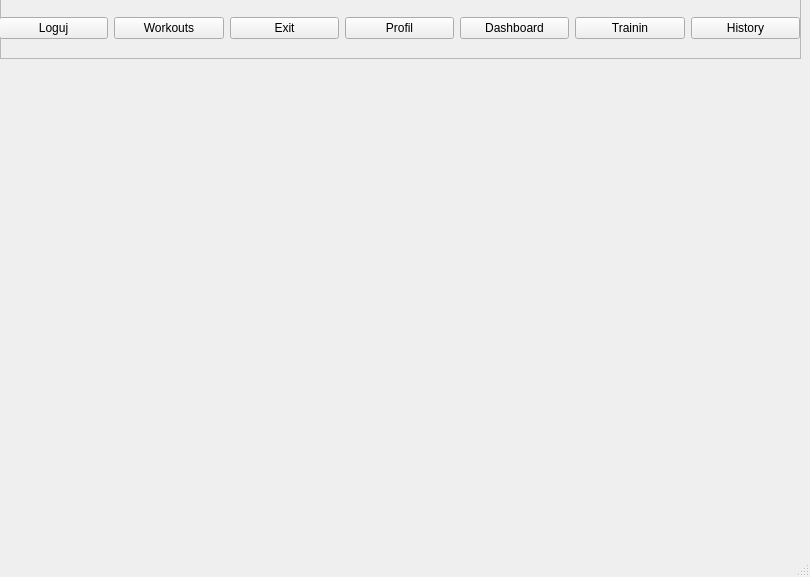
Above: mainwindow.ui from jakubwrobel2003/projekt-silownia-qt before the change. Below: the same form after it.
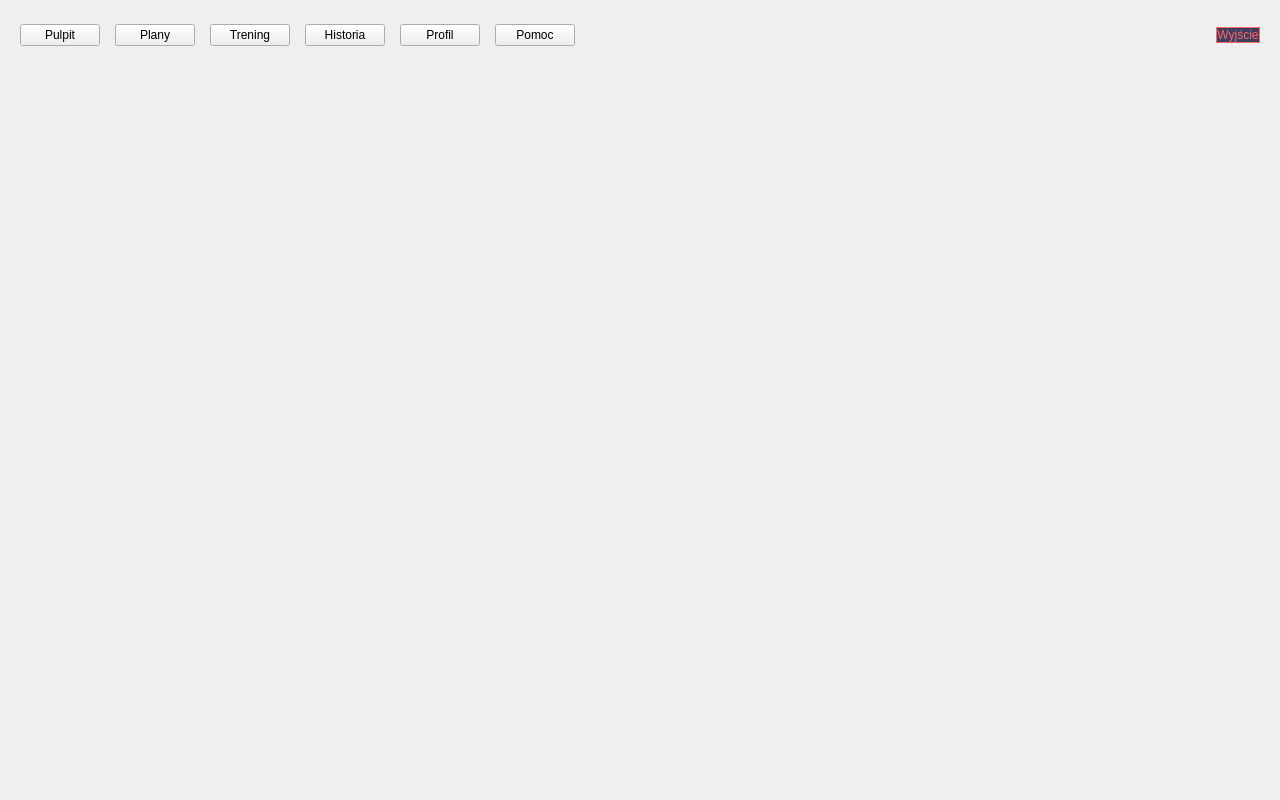
That is the form after the change.

```diff
--- a/mainwindow.ui
+++ b/mainwindow.ui
@@ -6,131 +6,165 @@
    <rect>
     <x>0</x>
     <y>0</y>
-    <width>810</width>
-    <height>577</height>
+    <width>1280</width>
+    <height>800</height>
    </rect>
   </property>
   <property name="windowTitle">
    <string>MainWindow</string>
   </property>
   <widget class="QWidget" name="centralwidget">
-   <widget class="QWidget" name="verticalLayoutWidget">
-    <property name="geometry">
-     <rect>
-      <x>0</x>
-      <y>-1</y>
-      <width>801</width>
-      <height>531</height>
-     </rect>
-    </property>
     <layout class="QVBoxLayout" name="verticalLayout">
+    <property name="spacing">
+     <number>0</number>
+    </property>
+    <property name="leftMargin">
+     <number>0</number>
+    </property>
+    <property name="topMargin">
+     <number>0</number>
+    </property>
+    <property name="rightMargin">
+     <number>0</number>
+    </property>
+    <property name="bottomMargin">
+     <number>0</number>
+    </property>
+    
      <item>
       <widget class="QFrame" name="frame">
        <property name="minimumSize">
         <size>
          <width>0</width>
-         <height>60</height>
-        </size>
-       </property>
-       <property name="maximumSize">
-        <size>
-         <width>16777215</width>
-         <height>60</height>
+        <height>70</height>
         </size>
        </property>
        <property name="frameShape">
-        <enum>QFrame::Shape::StyledPanel</enum>
-       </property>
-       <property name="frameShadow">
-        <enum>QFrame::Shadow::Raised</enum>
+       <enum>QFrame::NoFrame</enum>
+      </property>
+      <layout class="QHBoxLayout" name="topBarLayout">
+       <property name="spacing">
+        <number>15</number>
        </property>
-       <widget class="QWidget" name="horizontalLayoutWidget_4">
-        <property name="geometry">
-         <rect>
-          <x>-1</x>
-          <y>-1</y>
-          <width>801</width>
-          <height>61</height>
-         </rect>
-        </property>
-        <layout class="QHBoxLayout" name="horizontalLayout_4">
-         <item>
-          <widget class="QPushButton" name="btnLogin">
-           <property name="text">
-            <string>Loguj</string>
-           </property>
-          </widget>
-         </item>
-         <item>
-          <widget class="QPushButton" name="btnWorkouts">
-           <property name="text">
-            <string>Workouts</string>
-           </property>
-          </widget>
-         </item>
-         <item>
-          <widget class="QPushButton" name="btnExit">
-           <property name="text">
-            <string>Exit</string>
-           </property>
-          </widget>
-         </item>
-         <item>
-          <widget class="QPushButton" name="btnProfile">
-           <property name="text">
-            <string>Profil</string>
-           </property>
-          </widget>
-         </item>
+       <property name="leftMargin">
+        <number>20</number>
+       </property>
+       <property name="topMargin">
+        <number>10</number>
+       </property>
+       <property name="rightMargin">
+        <number>20</number>
+       </property>
+       <property name="bottomMargin">
+        <number>10</number>
+       </property>
+       
          <item>
           <widget class="QPushButton" name="btnDashboard">
            <property name="text">
-            <string>Dashboard</string>
-           </property>
-          </widget>
-         </item>
+          <string>Pulpit</string>
+         </property>
+         <property name="cursor">
+          <cursorShape>PointingHandCursor</cursorShape>
+         </property>
+        </widget>
+       </item>
+       
+       <item>
+        <widget class="QPushButton" name="btnWorkouts">
+         <property name="text">
+          <string>Plany</string>
+         </property>
+         <property name="cursor">
+          <cursorShape>PointingHandCursor</cursorShape>
+         </property>
+        </widget>
+       </item>
+       
          <item>
           <widget class="QPushButton" name="btnTraining">
            <property name="text">
-            <string>Trainin</string>
+          <string>Trening</string>
+         </property>
+         <property name="cursor">
+          <cursorShape>PointingHandCursor</cursorShape>
            </property>
           </widget>
          </item>
+       
          <item>
           <widget class="QPushButton" name="btnHistory">
            <property name="text">
-            <string>History</string>
-           </property>
-          </widget>
-         </item>
-        </layout>
-       </widget>
-      </widget>
-     </item>
+          <string>Historia</string>
+         </property>
+         <property name="cursor">
+          <cursorShape>PointingHandCursor</cursorShape>
+         </property>
+        </widget>
+       </item>
+       
+       <item>
+        <widget class="QPushButton" name="btnProfile">
+         <property name="text">
+          <string>Profil</string>
+         </property>
+         <property name="cursor">
+          <cursorShape>PointingHandCursor</cursorShape>
+         </property>
+        </widget>
+       </item>
+
+       <item>
+        <widget class="QPushButton" name="btnHelp">
+         <property name="text">
+          <string>Pomoc</string>
+         </property>
+         <property name="cursor">
+          <cursorShape>PointingHandCursor</cursorShape>
+         </property>
+        </widget>
+       </item>
+       
+       <item>
+        <spacer name="horizontalSpacer">
+         <property name="orientation">
+          <enum>Qt::Horizontal</enum>
+         </property>
+         <property name="sizeHint" stdset="0">
+          <size>
+           <width>40</width>
+           <height>20</height>
+          </size>
+         </property>
+        </spacer>
+       </item>
+       
+       <item>
+        <widget class="QPushButton" name="btnExit">
+         <property name="text">
+          <string>Wyjście</string>
+         </property>
+         <property name="cursor">
+          <cursorShape>PointingHandCursor</cursorShape>
+         </property>
+         <property name="styleSheet">
+          <string notr="true">background-color: #3E3E5E; color: #ff6666; border: 1px solid #ff6666;</string>
+         </property>
+        </widget>
+       </item>
+       
+      </layout>
+     </widget>
+    </item>
+    
      <item>
       <widget class="QStackedWidget" name="stackedWidget">
-       <widget class="QWidget" name="pageHistory"/>
-       <widget class="QWidget" name="pageDashboard"/>
-       <widget class="QWidget" name="pageLogin"/>
-       <widget class="QWidget" name="page_4"/>
-       <widget class="QWidget" name="pageTraining"/>
-       <widget class="QWidget" name="pageWorkouts"/>
-      </widget>
-     </item>
-    </layout>
-   </widget>
-  </widget>
-  <widget class="QMenuBar" name="menubar">
-   <property name="geometry">
-    <rect>
-     <x>0</x>
-     <y>0</y>
-     <width>810</width>
-     <height>26</height>
-    </rect>
-   </property>
-  </widget>
-  <widget class="QStatusBar" name="statusbar"/>
+      <widget class="QWidget" name="page_placeholder"/>
+     </widget>
+    </item>
+    
+   </layout>
+  </widget>
  </widget>
  <resources/>
  <connections/>
```
Left out of the diff: 2 changed lines with no effect on the pictures. Lines whose indentation alone changed are shown as unchanged.
